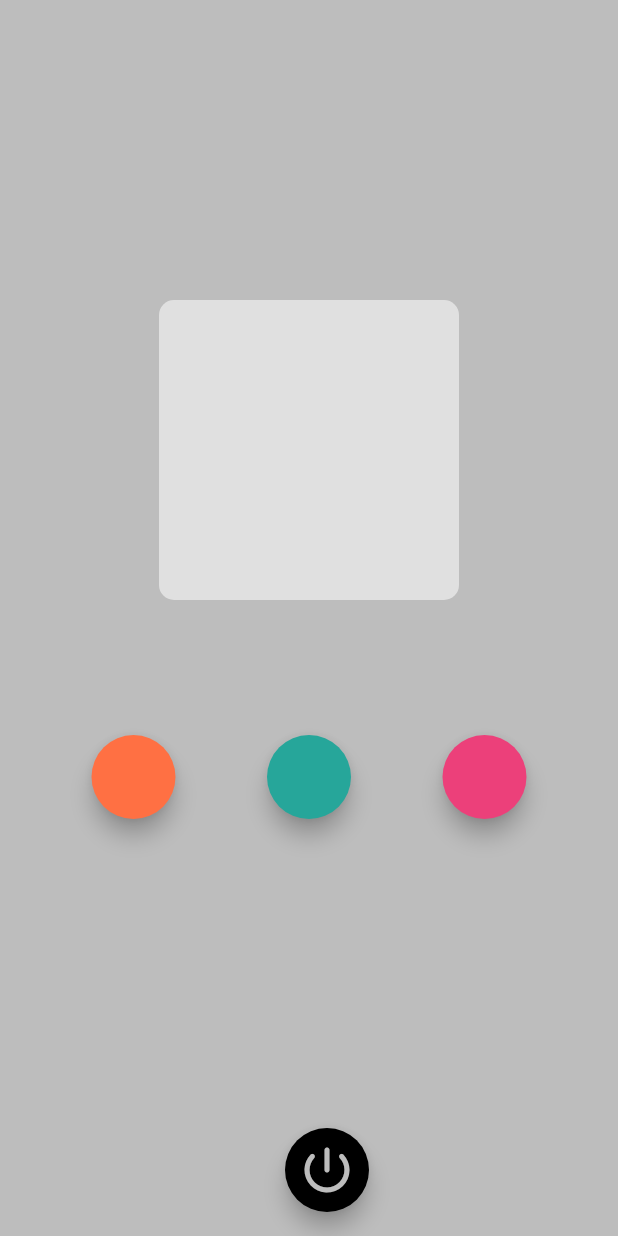
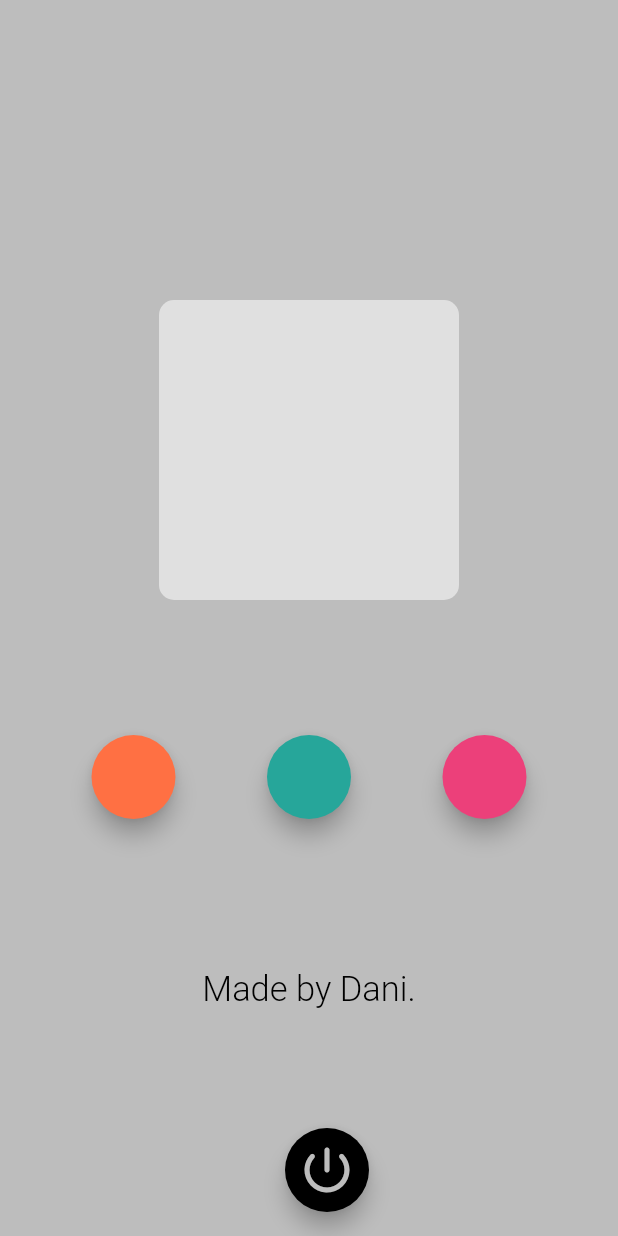
Before and after one commit to jovincia/Electrical-Switch, a Flutter app: the screen it shows after launch, on a phone screen of 412 x 824 dp. Run offline on Flutter 3.47's test engine with Material 2 defaults, Android fonts, the phone set to English and light mode, and no system bars; our stand-ins replace google_fonts; Roboto replaces fonts that are missing (Alegreya).

Commit message:
new updates

```diff
--- a/lib/home_page.dart
+++ b/lib/home_page.dart
@@ -111,14 +111,14 @@ class _HomePageState extends State<HomePage> {
               ],
             ),
           ),
-      /*     Padding(
+    Padding(
             padding: const EdgeInsets.only(top: 100),
             child: Text(
               "Made by Dani.",
               textDirection: TextDirection.ltr,
               style:customFontMadeBy ,
             ),
-          ), */
+          ),
         ],
       ),
     );
```
